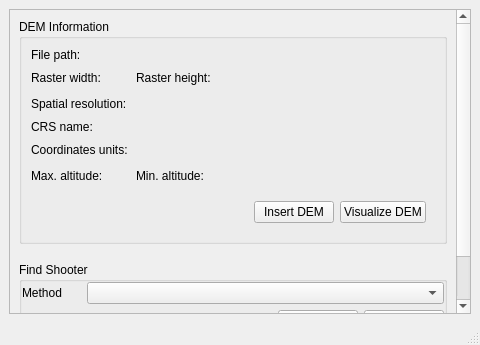
Before: the Qt Designer form Gui/CustomWidgets/mainWindow.ui in jpesperidiao/MOPA, drawn with Qt 5.
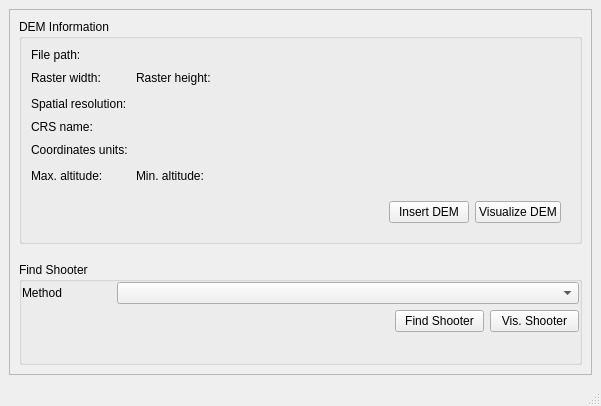
After: the same form once the commit is applied. Custom widgets are drawn as their Qt base class.

The edit to the form file:
```diff
--- a/Gui/CustomWidgets/mainWindow.ui
+++ b/Gui/CustomWidgets/mainWindow.ui
@@ -6,8 +6,8 @@
    <rect>
     <x>0</x>
     <y>0</y>
-    <width>480</width>
-    <height>345</height>
+    <width>601</width>
+    <height>406</height>
    </rect>
   </property>
   <property name="windowTitle">
@@ -31,7 +31,7 @@
         <rect>
          <x>0</x>
          <y>0</y>
-         <width>454</width>
+         <width>575</width>
          <height>467</height>
         </rect>
        </property>
```
Left out of the diff: 2 changed lines with no effect on the pictures.
